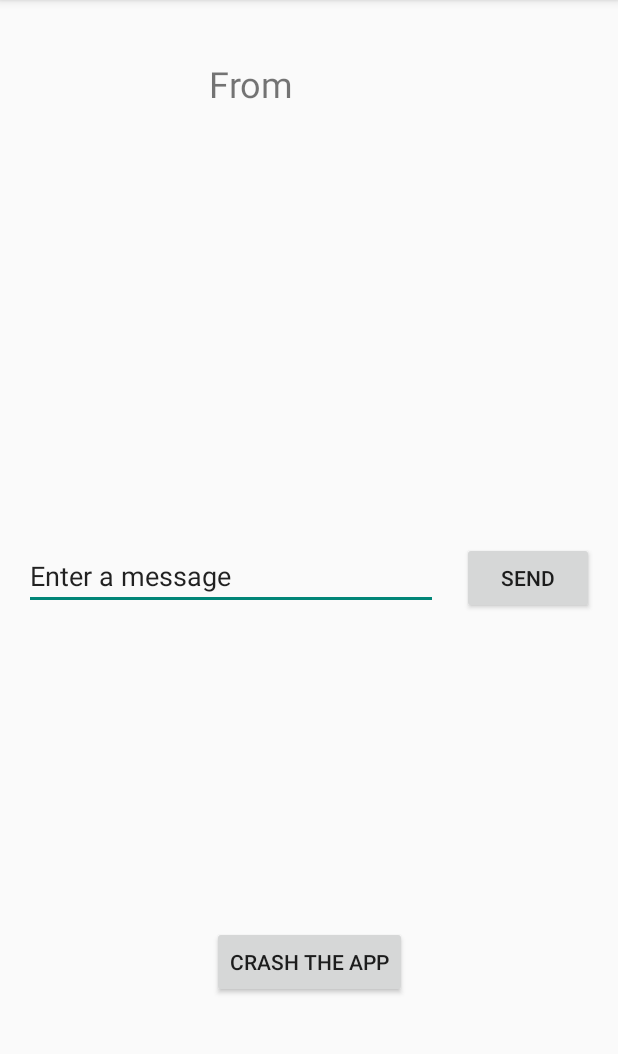
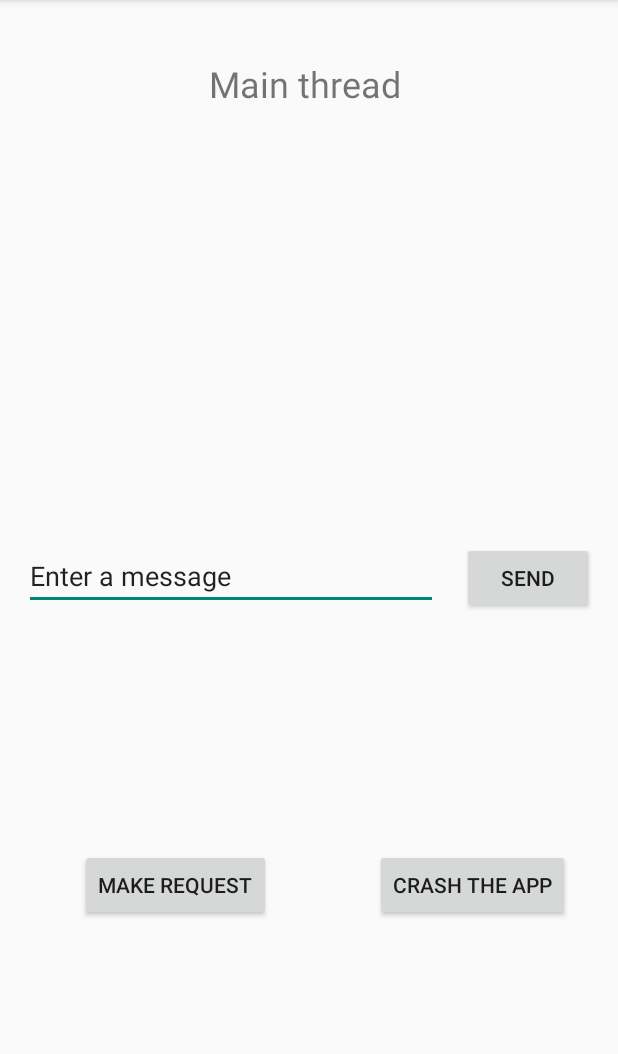
Before and after one commit to Bagaviev/Android, an Android app: the screen it shows after launch (MainActivity), on a phone screen of 412 x 824 dp, the part 84-1138 px from its top. Run offline under Robolectric (Android 15) with nearby library versions, the phone set to English and light mode, and no system bars.

Commit message:
enough for first project

```diff
--- a/FirstExample/app/build.gradle
+++ b/FirstExample/app/build.gradle
@@ -29,7 +29,8 @@ android {
 }
 
 dependencies {
-
+    implementation 'com.squareup.okhttp3:okhttp:4.9.0'
+    implementation 'com.google.code.gson:gson:2.8.7'
     implementation 'androidx.appcompat:appcompat:1.3.0'
     implementation 'com.google.android.material:material:1.2.1'
     implementation 'androidx.constraintlayout:constraintlayout:2.0.4'
--- a/FirstExample/app/src/main/java/com/example/firstexample/MainActivity.java
+++ b/FirstExample/app/src/main/java/com/example/firstexample/MainActivity.java
@@ -12,29 +12,22 @@ import android.widget.TextView;
 
 public class MainActivity extends AppCompatActivity {
     public static final String EXTRA_MESSAGE = "com.example.firstexample.MESSAGE";  // такой же подход используется для intents
-    TextView textView;
 
     @Override
     protected void onCreate(Bundle savedInstanceState) {
         super.onCreate(savedInstanceState);
         setContentView(R.layout.activity_main); // метод у родителя взяли. В методах так можно делать. А еще другие нестатические методы своего же класса вызывать без создания объекта.
 
-        textView = findViewById(R.id.textView2);
+        TextView textView = findViewById(R.id.textView2);
         textView.setText("Main thread");
 
         final Button crashButton = findViewById(R.id.button1);  // вот это дорогостоящая операция кстати
-        crashButton.setOnClickListener(new View.OnClickListener() {
-            @Override
-            public void onClick(View v) {
-                throw new RuntimeException("poof!"); // callback - функция, которая должна быть выполнена после какой то другой
-            }
+        crashButton.setOnClickListener(v -> {   // button click function by code
+            throw new RuntimeException("poof!"); // callback - функция, которая должна быть выполнена после какой то другой
         });
-
-        Thread thread = new Thread(new WorkingThread());
-        thread.start();
     }
 
-    public void sendMessage(View view) {
+    public void sendMessage(View view) {   // button click function by attribute
         Intent intent = new Intent(this, DisplayMessageActivity.class);
         EditText editText = (EditText) findViewById(R.id.editTextTextPersonName2);
         String message = editText.getText().toString();
@@ -42,15 +35,8 @@ public class MainActivity extends AppCompatActivity {
         startActivity(intent);
     }
 
-    class WorkingThread implements Runnable {   // отдельный поток
-        @Override
-        public void run() {
-            try {
-                Thread.sleep(3000); // imagine that this long processs
-                textView.post(() -> textView.setText("From another thread"));       // вернули резалт в main UI
-            } catch (InterruptedException e) {
-                e.printStackTrace();
-            }
-        }
+    public void doRequest(View view) {
+        Intent intent = new Intent(this, RequestActivity.class);
+        startActivity(intent);
     }
 }
--- a/FirstExample/app/src/main/res/layout/activity_main.xml
+++ b/FirstExample/app/src/main/res/layout/activity_main.xml
@@ -27,7 +27,8 @@
             app:layout_constraintTop_toTopOf="parent"
             app:layout_constraintEnd_toEndOf="parent"
             app:layout_constraintBottom_toBottomOf="parent"
-            app:layout_constraintVertical_bias="0.857" />
+            app:layout_constraintVertical_bias="0.786"
+            app:layout_constraintHorizontal_bias="0.886" />
 
     <EditText
             android:layout_width="0dp"
@@ -56,4 +57,17 @@
             android:layout_marginStart="16dp"
             android:onClick="sendMessage" />
 
+    <Button
+            android:text="Make Request"
+            android:layout_width="wrap_content"
+            android:layout_height="wrap_content"
+            android:id="@+id/button3"
+            app:layout_constraintStart_toStartOf="parent"
+            app:layout_constraintBottom_toBottomOf="parent"
+            app:layout_constraintTop_toTopOf="parent"
+            app:layout_constraintVertical_bias="0.786"
+            android:onClick="doRequest"
+            app:layout_constraintEnd_toStartOf="@+id/button1"
+            android:layout_marginEnd="16dp" />
+
 </androidx.constraintlayout.widget.ConstraintLayout>
```
Also changed, not shown: FirstExample/app/src/main/AndroidManifest.xml (+11 -2 lines), FirstExample/app/src/main/java/com/example/firstexample/DisplayMessageActivity.java (+8 -0 lines), FirstExample/app/src/main/res/layout/activity_display_message.xml (+11 -0 lines).
